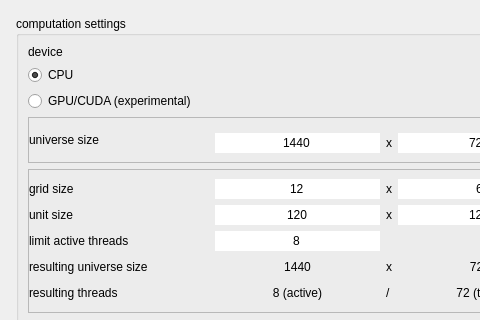
chrxh/alien, file source/Gui/NewSimulationDialog.ui: the form before one commit; both pictures show x 0 to 480 and y 0 to 320 of the 600 by 573 pixel window.
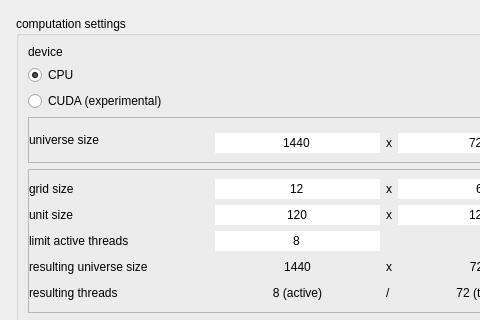
The form after the commit.

Patch:
```diff
--- a/source/Gui/NewSimulationDialog.ui
+++ b/source/Gui/NewSimulationDialog.ui
@@ -394,7 +394,7 @@
       <item row="2" column="0">
        <widget class="QRadioButton" name="gpuDeviceRadioButton">
         <property name="text">
-         <string>GPU/CUDA (experimental)</string>
+         <string>CUDA (experimental)</string>
         </property>
        </widget>
       </item>
```
